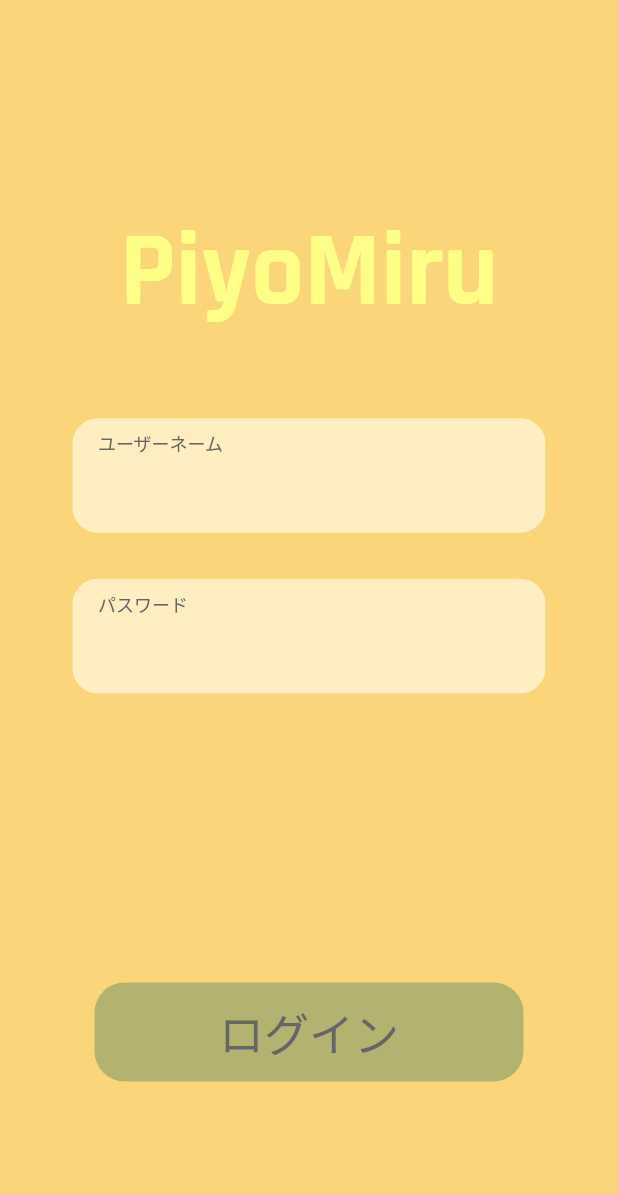
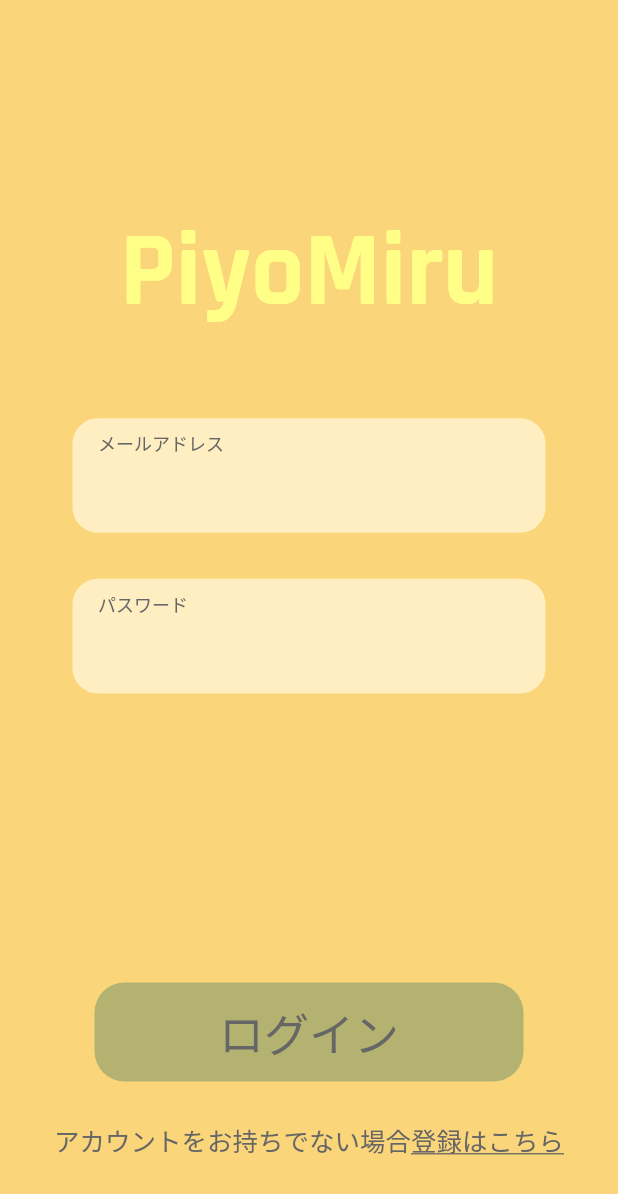
Before and after one commit to mosamosamosamosa/piypmiru_app, a Flutter app: the LoginScreen screen opened directly, on a phone screen of 412 x 824 dp. Shown: the top 1194 px of the screen. Run offline on Flutter 3.47's test engine with Material 2 defaults, Android fonts, the phone set to English and light mode, and no system bars; our stand-ins replace cookie_jar, dio, dio_cookie_manager, dotted_border, flutter_svg, go_router; Roboto replaces fonts that are missing (KiwiMaru-L, KiwiMaru-M, KiwiMaru-R).

Commit message:
🩹新規登録の方はこちらボタン追加

```diff
--- a/lib/screens/login/login_screeen.dart
+++ b/lib/screens/login/login_screeen.dart
@@ -85,7 +85,7 @@ class _LoginScreenState extends State<LoginScreen> {
                         top: 11,
                         left: 20,
                         child: Text(
-                          "ユーザーネーム",
+                          "メールアドレス",
                           style: TextStyle(
                               fontSize: 12,
                               color: kFontColor,
@@ -181,7 +181,32 @@ class _LoginScreenState extends State<LoginScreen> {
                             text: "ログイン",
                             pushable: false,
                           )),
-                    )
+                    ),
+              Container(
+                  alignment: Alignment.bottomCenter,
+                  margin: EdgeInsets.only(bottom: deviceH * 1 / 16),
+                  child: Row(
+                    mainAxisAlignment: MainAxisAlignment.center,
+                    children: [
+                      const Text("アカウントをお持ちでない場合",
+                          style: TextStyle(
+                            color: kFontColor,
+                            fontFamily: "KiwiMaru-L",
+                            fontSize: 17,
+                          )),
+                      GestureDetector(
+                        onTap: () {
+                          Navigator.of(context).pushReplacementNamed("/signup");
+                        },
+                        child: const Text("登録はこちら",
+                            style: TextStyle(
+                                color: kFontColor,
+                                fontFamily: "KiwiMaru-M",
+                                fontSize: 17,
+                                decoration: TextDecoration.underline)),
+                      ),
+                    ],
+                  )),
             ],
           );
         }));
```
